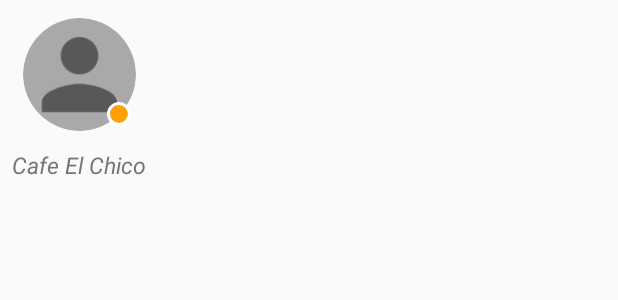
After one commit to swaroop-nath/Stazy, an Android app: the layout hotel_approaches_list_item.xml on its own in the app's theme, with its tools: preview values and no code run, on a phone screen of 412 x 824 dp. The commit adds this screen. Shown: the top 300 px of the screen. Run offline under Robolectric (Android 15) with nearby library versions, the phone set to English and light mode, and no system bars.

Commit message:
Approached Organizers List Display feature added on Performer Side. Module untested. Date - 01/04/2019.

```diff
--- a/app/src/main/java/in/stazy/stazy/datamanagerperformer/HotelDataPerformerSide.java
+++ b/app/src/main/java/in/stazy/stazy/datamanagerperformer/HotelDataPerformerSide.java
@@ -20,8 +20,10 @@ public class HotelDataPerformerSide extends HotelData {
         data.setPicName(documentSnapshot.get("pic_name").toString());
         data.setToken(documentSnapshot.get("token").toString());  //Unnecessary for this version
         data.setUID(documentSnapshot.get("uid").toString());
-        data.setRating(rating);
-        data.setDate(date);
+        if (rating != null)
+            data.setRating(rating);
+        if (date != null)
+            data.setDate(date);
 
 
         return data;
--- a/app/src/main/java/in/stazy/stazy/datamanagerperformer/PerformerManager.java
+++ b/app/src/main/java/in/stazy/stazy/datamanagerperformer/PerformerManager.java
@@ -21,4 +21,7 @@ public class PerformerManager {
 
 
     public static HotelData SHORTLIST_HOTEL = null;
+
+
+    public static ArrayList<HotelDataPerformerSide> APPROACHES = new ArrayList<>();
 }
--- /dev/null
+++ b/app/src/main/res/drawable/ic_current_approaches.xml
@@ -0,0 +1,12 @@
+<?xml version="1.0" encoding="utf-8"?>
+<layer-list xmlns:android="http://schemas.android.com/apk/res/android">
+    <item
+        android:width="60dp"
+        android:height="60dp">
+        <shape android:shape="rectangle">
+            <corners android:radius="30dp" />
+            <solid
+                android:color="@color/colorPrimaryDark"/>
+        </shape>
+    </item>
+</layer-list>
--- /dev/null
+++ b/app/src/main/res/layout/hotel_approaches_list_item.xml
@@ -0,0 +1,43 @@
+<?xml version="1.0" encoding="utf-8"?>
+<android.support.constraint.ConstraintLayout xmlns:android="http://schemas.android.com/apk/res/android"
+    android:layout_width="wrap_content"
+    android:layout_height="match_parent"
+    xmlns:app="http://schemas.android.com/apk/res-auto"
+    xmlns:tools="http://schemas.android.com/tools">
+
+    <de.hdodenhof.circleimageview.CircleImageView
+        android:id="@id/approaches_profile_picture"
+        android:layout_width="75dp"
+        android:layout_height="75dp"
+        app:layout_constraintTop_toTopOf="parent"
+        app:layout_constraintEnd_toEndOf="parent"
+        app:layout_constraintStart_toStartOf="parent"
+        android:layout_margin="12dp"
+        android:src="@drawable/ic_glide_placeholder" />
+
+    <de.hdodenhof.circleimageview.CircleImageView
+        android:layout_width="16dp"
+        android:layout_height="16dp"
+        app:layout_constraintEnd_toEndOf="@id/approaches_profile_picture"
+        app:layout_constraintBottom_toBottomOf="@id/approaches_profile_picture"
+        android:layout_marginBottom="3dp"
+        android:layout_marginEnd="3dp"
+        app:civ_border_width="2dp"
+        app:civ_border_color="@android:color/white"
+        android:src="@drawable/ic_current_approaches"/>
+
+    <TextView
+        android:id="@id/approaches_name"
+        android:layout_width="wrap_content"
+        android:layout_height="wrap_content"
+        app:layout_constraintTop_toBottomOf="@id/approaches_profile_picture"
+        app:layout_constraintStart_toStartOf="parent"
+        app:layout_constraintEnd_toEndOf="parent"
+        android:layout_marginStart="8dp"
+        android:layout_marginEnd="8dp"
+        android:layout_marginTop="12dp"
+        tools:text="Cafe El Chico"
+        android:textSize="@dimen/text_size_small"
+        android:textStyle="italic"
+        android:textColor="@color/colorSecondaryText"/>
+</android.support.constraint.ConstraintLayout>
--- a/app/src/main/res/values/ids.xml
+++ b/app/src/main/res/values/ids.xml
@@ -593,4 +593,9 @@
     <item name="activity_performer_profile_description_edit_text" type="id">
         activity_performer_profile_description_edit_text
     </item>
+    <item name="activity_main_performer_approaches_list" type="id">
+        activity_main_performer_approaches_list
+    </item>
+    <item name="approaches_profile_picture" type="id">approaches_profile_picture</item>
+    <item name="approaches_name" type="id">approaches_name</item>
 </resources>
```
Also changed, not shown: app/src/main/java/in/stazy/stazy/hotelend/Performer.java (+9 -0 lines), app/src/main/java/in/stazy/stazy/performerend/ApproachAdapter.java (added, +60 -0 lines), app/src/main/java/in/stazy/stazy/performerend/ApproachViewHolder.java (added, +42 -0 lines), app/src/main/java/in/stazy/stazy/performerend/Hotel.java (+39 -1 lines), app/src/main/java/in/stazy/stazy/performerend/MainActivityPerformer.java (+70 -3 lines), app/src/main/res/layout/activity_main_performer.xml (+14 -1 lines).
